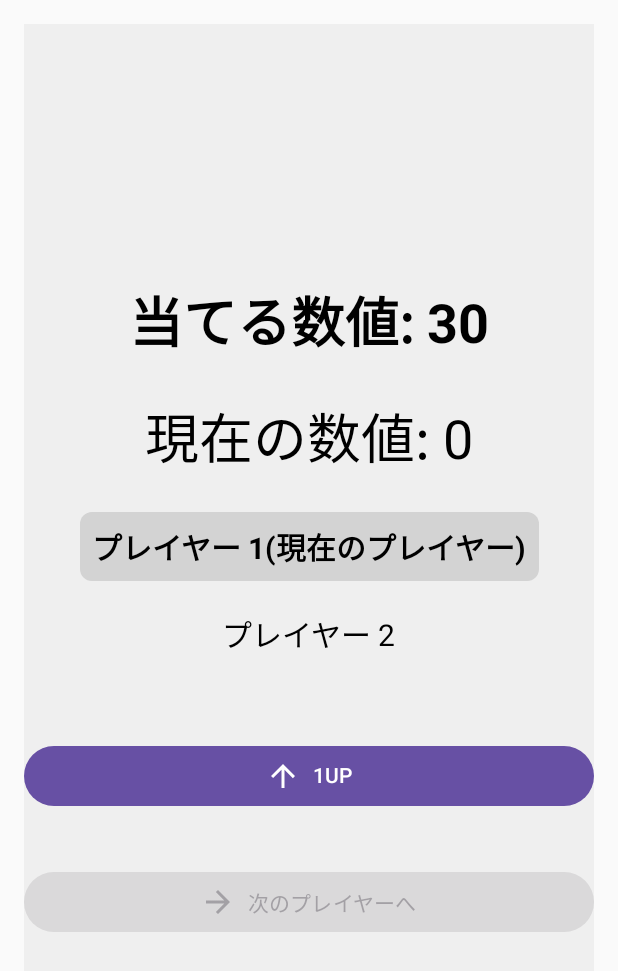
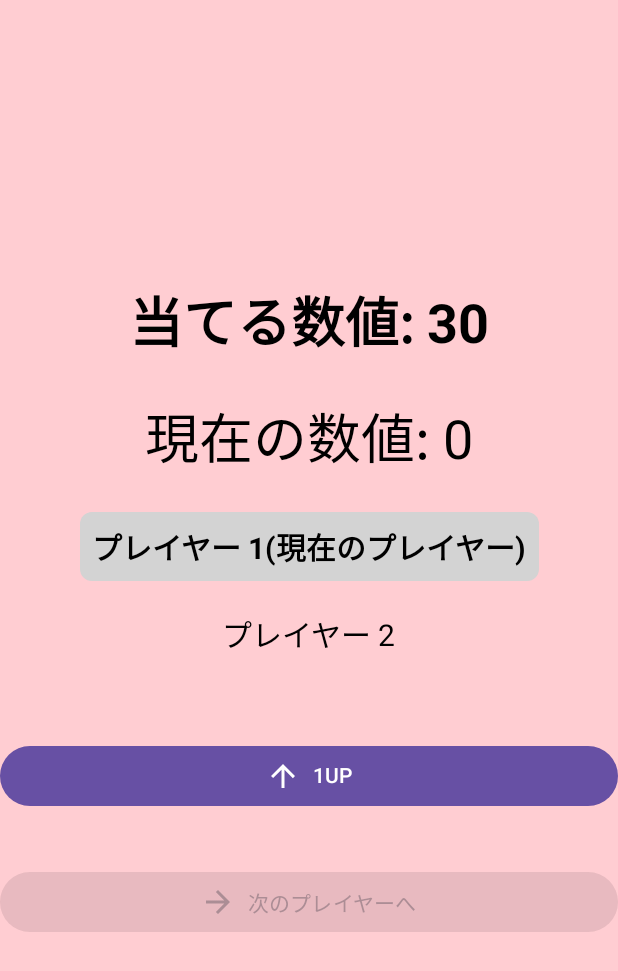
Before and after one commit to taka182/stone-catching-battle, an Android app built with Jetpack Compose: the GameScreen screen opened through its navigation route, on a phone screen of 412 x 824 dp. Shown: the top 971 px of the screen. Run offline under Robolectric (Android 15) with nearby library versions, the phone set to English and light mode, and no system bars.

```diff
--- a/app/src/main/java/com/example/stone_catching_battle/ui/theme/Color.kt
+++ b/app/src/main/java/com/example/stone_catching_battle/ui/theme/Color.kt
@@ -9,3 +9,8 @@ val Pink80 = Color(0xFFEFB8C8)
 val Purple40 = Color(0xFF6650a4)
 val PurpleGrey40 = Color(0xFF625b71)
 val Pink40 = Color(0xFF7D5260)
+
+val firstPlayerBackColor = Color(0xFFFFCDD2)
+val secondPlayerBackColor = Color(0xFFC8E6C9)
+val thirdPlayerBackColor = Color(0xFFBBDEFB)
+val fourthPlayerBackColor = Color(0xFFFFF9C4)
--- a/app/src/main/java/com/example/stone_catching_battle/view/GameScreen.kt
+++ b/app/src/main/java/com/example/stone_catching_battle/view/GameScreen.kt
@@ -15,11 +15,14 @@ import androidx.compose.runtime.collectAsState
 import androidx.compose.runtime.getValue
 import androidx.compose.ui.Alignment
 import androidx.compose.ui.Modifier
-import androidx.compose.ui.graphics.Color
 import androidx.compose.ui.text.font.FontWeight
 import androidx.compose.ui.unit.dp
 import androidx.compose.ui.unit.sp
 import com.example.stone_catching_battle.compose.CurrentPlayerTextItem
+import com.example.stone_catching_battle.ui.theme.firstPlayerBackColor
+import com.example.stone_catching_battle.ui.theme.fourthPlayerBackColor
+import com.example.stone_catching_battle.ui.theme.secondPlayerBackColor
+import com.example.stone_catching_battle.ui.theme.thirdPlayerBackColor
 import com.example.stone_catching_battle.viewmodel.GameViewModel
 
 @Composable
@@ -33,6 +36,13 @@ fun GameScreen(
     val currentPlayerIndex by gameViewModel.currentPlayerIndex.collectAsState()
     val countUp by gameViewModel.countUp.collectAsState()
 
+    val playerColors = listOf(
+        firstPlayerBackColor,
+        secondPlayerBackColor,
+        thirdPlayerBackColor,
+        fourthPlayerBackColor
+    )
+
     LaunchedEffect(gameCurrentNumber) {
         if (gameTargetNumber == gameCurrentNumber) {
             onLose()
@@ -43,8 +53,7 @@ fun GameScreen(
     LazyColumn(
         modifier = Modifier
             .fillMaxSize()
-            .padding(16.dp)
-            .background(Color(0xFFEFEFEF)),
+            .background(playerColors[currentPlayerIndex]),
         horizontalAlignment = Alignment.CenterHorizontally,
         verticalArrangement = Arrangement.Center
     ) {
@@ -66,10 +75,10 @@ fun GameScreen(
             )
         }
 
-        items(gamePlayerCount) { i ->
-            val isCurrentPlayer = i == currentPlayerIndex
+        items(gamePlayerCount) {
+            val isCurrentPlayer = it == currentPlayerIndex
             CurrentPlayerTextItem(
-                text = if (isCurrentPlayer) "プレイヤー ${i + 1}(現在のプレイヤー)" else "プレイヤー ${i + 1}",
+                text = if (isCurrentPlayer) "プレイヤー ${it + 1}(現在のプレイヤー)" else "プレイヤー ${it + 1}",
                 fontSize = 20.sp,
                 fontWeight = if (isCurrentPlayer) FontWeight.Bold else FontWeight.Normal,
                 isCurrentPlayer = isCurrentPlayer
@@ -103,7 +112,10 @@ fun GameScreen(
                     .padding(vertical = 12.dp),
                 enabled = countUp > 0
             ) {
-                Icon(imageVector = Icons.AutoMirrored.Filled.ArrowForward, contentDescription = "次のプレイヤーへ")
+                Icon(
+                    imageVector = Icons.AutoMirrored.Filled.ArrowForward,
+                    contentDescription = "次のプレイヤーへ"
+                )
                 Spacer(modifier = Modifier.width(8.dp))
                 Text(text = "次のプレイヤーへ")
             }
```
